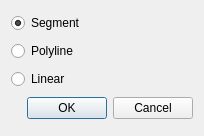
Old version of the form demo/Arrangement_on_surface_2/qt/NewTabDialog.ui in the repository oliviertournaire/QLabelling.
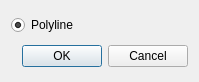
New version of the form.

The edit to the form file:
```diff
--- a/demo/Arrangement_on_surface_2/qt/NewTabDialog.ui
+++ b/demo/Arrangement_on_surface_2/qt/NewTabDialog.ui
@@ -6,8 +6,8 @@
    <rect>
     <x>0</x>
     <y>0</y>
-    <width>204</width>
-    <height>136</height>
+    <width>199</width>
+    <height>82</height>
    </rect>
   </property>
   <property name="windowTitle">
@@ -17,16 +17,6 @@
    <item>
     <layout class="QGridLayout" name="gridLayout">
      <item row="0" column="0">
-      <widget class="QRadioButton" name="segmentRadioButton">
-       <property name="text">
-        <string>Segment</string>
-       </property>
-       <property name="checked">
-        <bool>true</bool>
-       </property>
-      </widget>
-     </item>
-     <item row="1" column="0">
       <widget class="QRadioButton" name="polylineRadioButton">
        <property name="enabled">
         <bool>true</bool>
@@ -34,9 +24,12 @@
        <property name="text">
         <string>Polyline</string>
        </property>
+       <property name="checked">
+        <bool>true</bool>
+       </property>
       </widget>
      </item>
-     <item row="4" column="0">
+     <item row="2" column="0">
       <widget class="QDialogButtonBox" name="buttonBox">
        <property name="orientation">
         <enum>Qt::Horizontal</enum>
@@ -46,13 +39,6 @@
        </property>
       </widget>
      </item>
-     <item row="2" column="0">
-      <widget class="QRadioButton" name="linearRadioButton">
-       <property name="text">
-        <string>Linear</string>
-       </property>
-      </widget>
-     </item>
     </layout>
    </item>
   </layout>
```
